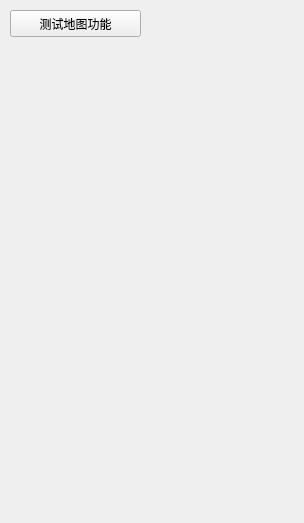
SukunaShinmyoumaru-hust/Qt-Grpc-Demo, file map.ui: the form before one commit.
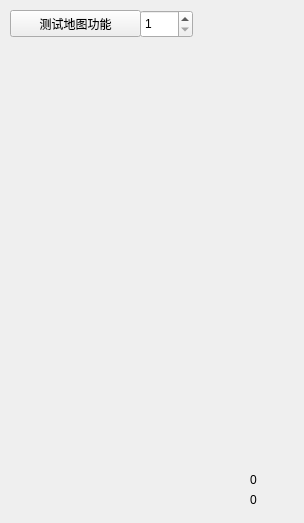
The form after the commit.

```diff
--- a/map.ui
+++ b/map.ui
@@ -26,6 +26,48 @@
     <string>测试地图功能</string>
    </property>
   </widget>
+  <widget class="QLabel" name="label1">
+   <property name="geometry">
+    <rect>
+     <x>250</x>
+     <y>490</y>
+     <width>51</width>
+     <height>20</height>
+    </rect>
+   </property>
+   <property name="text">
+    <string>0</string>
+   </property>
+  </widget>
+  <widget class="QLabel" name="label2">
+   <property name="geometry">
+    <rect>
+     <x>250</x>
+     <y>470</y>
+     <width>51</width>
+     <height>20</height>
+    </rect>
+   </property>
+   <property name="text">
+    <string>0</string>
+   </property>
+  </widget>
+  <widget class="QSpinBox" name="b">
+   <property name="geometry">
+    <rect>
+     <x>140</x>
+     <y>10</y>
+     <width>53</width>
+     <height>28</height>
+    </rect>
+   </property>
+   <property name="minimum">
+    <number>1</number>
+   </property>
+   <property name="maximum">
+    <number>4</number>
+   </property>
+  </widget>
  </widget>
  <resources/>
  <connections/>
```
